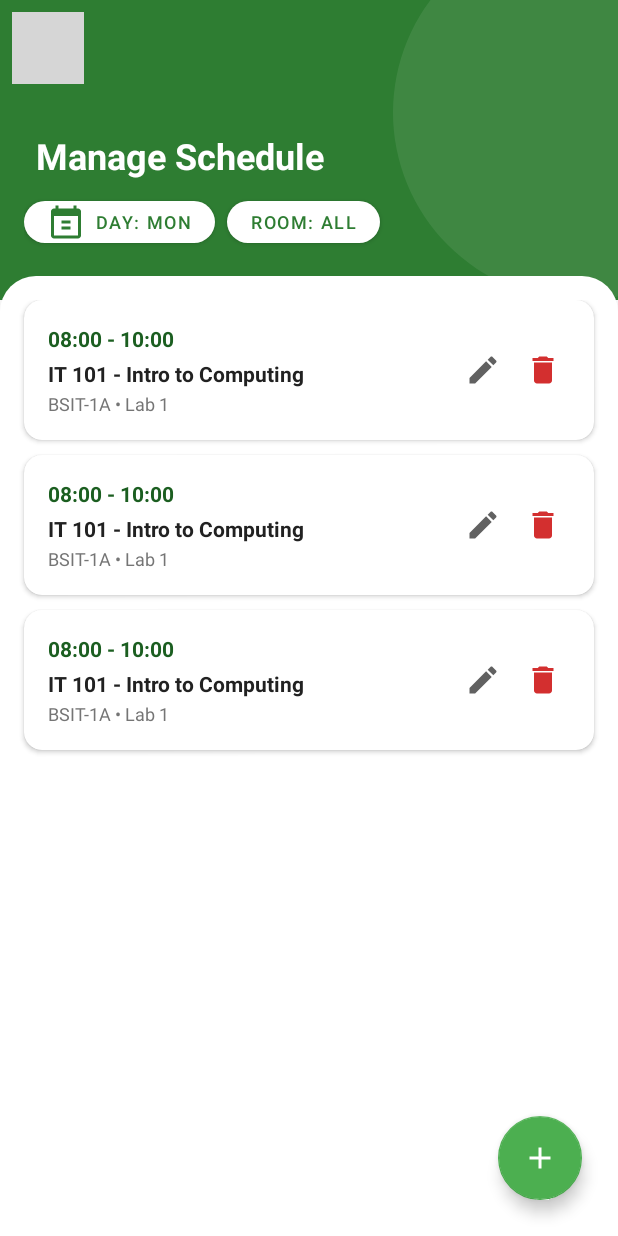
After one commit to Rhaiza-Alberto/Scheduling_System, an Android app built with Jetpack Compose: the layout activity_manage_schedule.xml on its own in the app's theme, with its tools: preview values and no code run, on a phone screen of 412 x 824 dp. The commit adds this screen. Run offline under Robolectric (Android 15) with nearby library versions, the phone set to English and light mode, and no system bars; grey boxes are pictures that could not be loaded.

Commit message:
managestuffsfromadmin(Fixed)

```diff
--- /dev/null
+++ b/app/src/main/res/layout/activity_manage_schedule.xml
@@ -0,0 +1,134 @@
+<?xml version="1.0" encoding="utf-8"?>
+<androidx.constraintlayout.widget.ConstraintLayout xmlns:android="http://schemas.android.com/apk/res/android"
+    xmlns:app="http://schemas.android.com/apk/res-auto"
+    xmlns:tools="http://schemas.android.com/tools"
+    android:layout_width="match_parent"
+    android:layout_height="match_parent"
+    android:background="@color/app_background"
+    android:theme="@style/Theme.RoomBooking">
+
+    <androidx.constraintlayout.widget.ConstraintLayout
+        android:id="@+id/headerContainer"
+        android:layout_width="match_parent"
+        android:layout_height="200dp"
+        android:background="@color/primary_green"
+        app:layout_constraintTop_toTopOf="parent">
+
+        <View
+            android:layout_width="250dp"
+            android:layout_height="250dp"
+            android:background="@drawable/bg_circle_shape"
+            android:alpha="0.08"
+            android:translationX="100dp"
+            android:translationY="-50dp"
+            app:layout_constraintEnd_toEndOf="parent"
+            app:layout_constraintTop_toTopOf="parent"
+            tools:ignore="VisualLintBounds" />
+
+        <ImageView
+            android:id="@+id/btnBack"
+            android:layout_width="48dp"
+            android:layout_height="48dp"
+            android:layout_marginStart="8dp"
+            android:layout_marginTop="8dp"
+            android:background="?attr/selectableItemBackgroundBorderless"
+            android:contentDescription="@string/todo"
+            android:padding="12dp"
+            android:src="@drawable/ic_arrow_back"
+            app:tint="@color/white"
+            app:layout_constraintStart_toStartOf="parent"
+            app:layout_constraintTop_toTopOf="parent" />
+
+        <TextView
+            android:id="@+id/tvTitle"
+            android:layout_width="wrap_content"
+            android:layout_height="wrap_content"
+            android:text="@string/manage_schedule"
+            android:textColor="@color/white"
+            android:textSize="24sp"
+            android:textStyle="bold"
+            android:layout_marginStart="24dp"
+            android:layout_marginBottom="8dp"
+            app:layout_constraintBottom_toTopOf="@id/filtersScroll"
+            app:layout_constraintStart_toStartOf="parent"/>
+
+        <HorizontalScrollView
+            android:id="@+id/filtersScroll"
+            android:layout_width="match_parent"
+            android:layout_height="wrap_content"
+            android:layout_marginBottom="32dp"
+            android:paddingHorizontal="16dp"
+            android:clipToPadding="false"
+            android:scrollbars="none"
+            app:layout_constraintBottom_toBottomOf="parent">
+
+            <LinearLayout
+                android:layout_width="wrap_content"
+                android:layout_height="wrap_content"
+                android:orientation="horizontal">
+
+                <com.google.android.material.button.MaterialButton
+                    android:id="@+id/btnFilterDay"
+                    android:layout_width="wrap_content"
+                    android:layout_height="40dp"
+                    android:layout_marginEnd="8dp"
+                    android:text="@string/day_mon"
+                    android:textColor="@color/primary_green"
+                    android:textSize="12sp"
+                    app:backgroundTint="@color/white"
+                    app:cornerRadius="20dp"
+                    app:icon="@drawable/ic_calendar_schedule"
+                    app:iconTint="@color/primary_green"
+                    tools:ignore="TouchTargetSizeCheck" />
+
+                <com.google.android.material.button.MaterialButton
+                    android:id="@+id/btnFilterRoom"
+                    android:layout_width="wrap_content"
+                    android:layout_height="40dp"
+                    android:layout_marginEnd="8dp"
+                    android:text="@string/room_all"
+                    android:textColor="@color/primary_green"
+                    android:textSize="12sp"
+                    app:backgroundTint="@color/white"
+                    app:cornerRadius="20dp"
+                    tools:ignore="TouchTargetSizeCheck" />
+            </LinearLayout>
+        </HorizontalScrollView>
+
+    </androidx.constraintlayout.widget.ConstraintLayout>
+
+    <androidx.constraintlayout.widget.ConstraintLayout
+        android:layout_width="match_parent"
+        android:layout_height="0dp"
+        android:layout_marginTop="-16dp"
+        android:background="@drawable/bg_bottom_sheet"
+        app:layout_constraintBottom_toBottomOf="parent"
+        app:layout_constraintTop_toBottomOf="@id/headerContainer">
+
+        <androidx.recyclerview.widget.RecyclerView
+            android:id="@+id/rvSchedules"
+            android:layout_width="match_parent"
+            android:layout_height="0dp"
+            android:layout_marginTop="16dp"
+            android:clipToPadding="false"
+            android:paddingBottom="88dp"
+            app:layout_constraintBottom_toBottomOf="parent"
+            app:layout_constraintTop_toTopOf="parent"
+            tools:listitem="@layout/item_manage_schedule" />
+
+    </androidx.constraintlayout.widget.ConstraintLayout>
+
+    <com.google.android.material.floatingactionbutton.FloatingActionButton
+        android:id="@+id/fabAddSchedule"
+        android:layout_width="wrap_content"
+        android:layout_height="wrap_content"
+        android:layout_margin="24dp"
+        android:contentDescription="@string/add_schedule"
+        android:src="@drawable/ic_add"
+        app:backgroundTint="@color/accent_green"
+        app:layout_constraintBottom_toBottomOf="parent"
+        app:layout_constraintEnd_toEndOf="parent"
+        app:tint="@color/white"
+        tools:ignore="ClassNameCheck,ImageContrastCheck" />
+
+</androidx.constraintlayout.widget.ConstraintLayout>
--- /dev/null
+++ b/app/src/main/res/layout/item_manage_schedule.xml
@@ -0,0 +1,84 @@
+<?xml version="1.0" encoding="utf-8"?>
+<androidx.cardview.widget.CardView xmlns:android="http://schemas.android.com/apk/res/android"
+    xmlns:app="http://schemas.android.com/apk/res-auto"
+    xmlns:tools="http://schemas.android.com/tools"
+    android:layout_width="match_parent"
+    android:layout_height="wrap_content"
+    android:layout_marginHorizontal="16dp"
+    android:layout_marginBottom="10dp"
+    app:cardBackgroundColor="@color/white"
+    app:cardCornerRadius="12dp"
+    app:cardElevation="2dp">
+
+    <androidx.constraintlayout.widget.ConstraintLayout
+        android:layout_width="match_parent"
+        android:layout_height="wrap_content"
+        android:padding="16dp">
+
+        <TextView
+            android:id="@+id/tvTime"
+            android:layout_width="wrap_content"
+            android:layout_height="wrap_content"
+            android:text="@string/_08_00_10_00"
+            android:textColor="@color/primary_dark_green"
+            android:textStyle="bold"
+            app:layout_constraintStart_toStartOf="parent"
+            app:layout_constraintTop_toTopOf="parent"/>
+
+        <TextView
+            android:id="@+id/tvSubject"
+            android:layout_width="0dp"
+            android:layout_height="wrap_content"
+            android:layout_marginTop="4dp"
+            android:text="@string/it_101_intro_to_computing"
+            android:textColor="@color/text_primary"
+            android:textStyle="bold"
+            app:layout_constraintEnd_toStartOf="@id/actionLayout"
+            app:layout_constraintStart_toStartOf="parent"
+            app:layout_constraintTop_toBottomOf="@id/tvTime"/>
+
+        <TextView
+            android:id="@+id/tvDetails"
+            android:layout_width="0dp"
+            android:layout_height="wrap_content"
+            android:layout_marginTop="2dp"
+            android:text="@string/bsit_1a_lab_1"
+            android:textColor="@color/text_secondary"
+            android:textSize="12sp"
+            app:layout_constraintEnd_toStartOf="@id/actionLayout"
+            app:layout_constraintStart_toStartOf="parent"
+            app:layout_constraintTop_toBottomOf="@id/tvSubject"/>
+
+        <LinearLayout
+            android:id="@+id/actionLayout"
+            android:layout_width="wrap_content"
+            android:layout_height="wrap_content"
+            android:orientation="horizontal"
+            app:layout_constraintEnd_toEndOf="parent"
+            app:layout_constraintTop_toTopOf="parent"
+            app:layout_constraintBottom_toBottomOf="parent">
+
+            <ImageButton
+                android:id="@+id/btnEditSchedule"
+                android:layout_width="36dp"
+                android:layout_height="36dp"
+                android:background="?attr/selectableItemBackgroundBorderless"
+                android:contentDescription="@string/edit_schedule"
+                android:src="@drawable/ic_edit"
+                app:tint="@color/text_grey_light"
+                tools:ignore="TouchTargetSizeCheck" />
+
+            <ImageButton
+                android:id="@+id/btnDeleteSchedule"
+                android:layout_width="36dp"
+                android:layout_height="36dp"
+                android:layout_marginStart="4dp"
+                android:background="?attr/selectableItemBackgroundBorderless"
+                android:contentDescription="@string/delete_schedule"
+                android:src="@drawable/ic_delete"
+                app:tint="@color/icon_red"
+                tools:ignore="TouchTargetSizeCheck" />
+        </LinearLayout>
+
+    </androidx.constraintlayout.widget.ConstraintLayout>
+</androidx.cardview.widget.CardView>
--- a/app/src/main/res/values/strings.xml
+++ b/app/src/main/res/values/strings.xml
@@ -115,5 +115,22 @@
     <string name="all_rooms">All Rooms &amp; Labs</string>
 
     <string name="person_id_format">ID: %d</string>
+    <string name="manage_schedule">Manage Schedule</string>
+    <string name="day_mon">Day: Mon</string>
+    <string name="room_all">Room: All</string>
+    <string name="add_schedule">Add Schedule</string>
+    <string name="manage_users" />
+    <string name="add_user" />
+    <string name="search_professor_or_admin" />
+    <string name="capacity_40">Capacity: 40</string>
+    <string name="delete_schedule">Delete Schedule</string>
+    <string name="edit_schedule">Edit Schedule</string>
+    <string name="it_101_intro_to_computing">IT 101 - Intro to Computing</string>
+    <string name="_08_00_10_00">08:00 - 10:00</string>
+    <string name="bsit_1a_lab_1">BSIT-1A • Lab 1</string>
+    <string name="sherard_chris">Sherard Chris</string>
+    <string name="professor">Professor</string>
+    <string name="edit_user">Edit User</string>
+    <string name="delete_user">Delete User</string>
 
 </resources>
```
Also changed, not shown: app/src/main/res/layout/activity_manage_rooms.xml (added, +91 -0 lines), app/src/main/res/layout/activity_manage_users.xml (added, +127 -0 lines), app/src/main/res/layout/item_manage_room.xml (added, +68 -0 lines), app/src/main/res/layout/item_manage_user.xml (added, +89 -0 lines).
